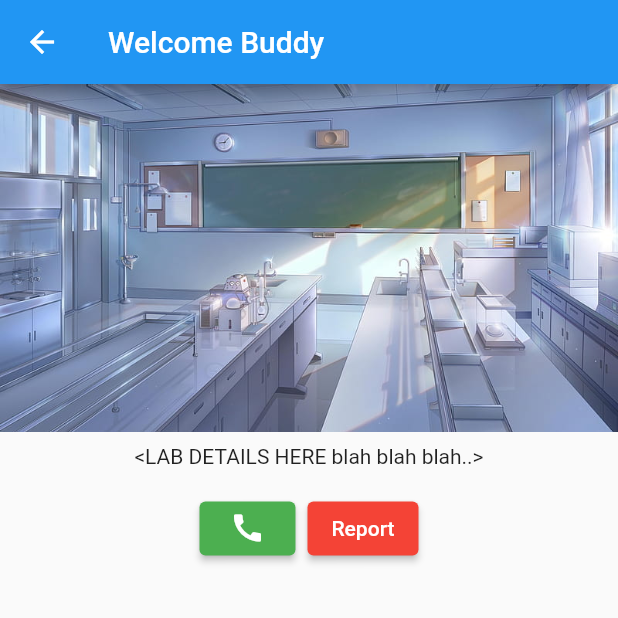
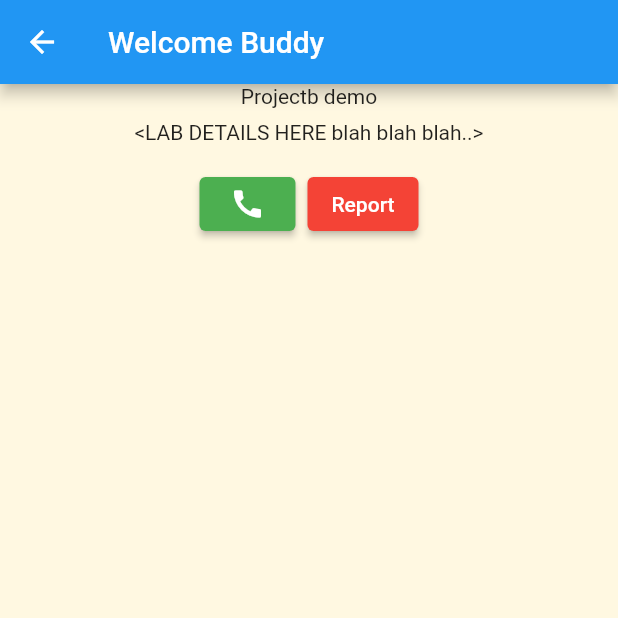
Before and after one commit to hajul-dhanish/Lab-Man, a Flutter app: the screen it shows after launch, after a tap on "The Lab Man", after a tap on "Microprocessor", on a phone screen of 412 x 824 dp, the top half of it. Run offline on Flutter 3.47's test engine with Material 2 defaults, Android fonts, the phone set to English and light mode, and no system bars.

Commit message:
Update main.dart

```diff
--- a/lib/main.dart
+++ b/lib/main.dart
@@ -1,10 +1,14 @@
-import 'dart:ui';
+// ignore_for_file: non_constant_identifier_names
 
 import 'package:flutter/material.dart';
 
-void main() => runApp(MyApp());
+String Component = "Projectb demo";
+void main() => runApp(const MyApp());
 
 // GV
+// String ?CustomIcon;
+
+// String CustomIcon? avail : notAvail;
 
 Icon avail = const Icon(
   Icons.done,
@@ -14,6 +18,7 @@ Icon notAvail = const Icon(
   Icons.not_interested,
   color: Colors.red,
 );
+//
 String AppTitle = "Lab Man";
 Widget Div = const SizedBox(
   height: 8,
@@ -27,11 +32,28 @@ class MyApp extends StatefulWidget {
   State<MyApp> createState() => _MyAppState();
 }
 
+bool Exxpansion = false;
+//
+Icon Custom = avail;
+
+//
 class _MyAppState extends State<MyApp> {
+  void CustomSlip() {
+    if (Custom == notAvail) {
+      setState(() {
+       bool Exxpansion = true;
+      });
+//
+    } else{bool Exxpansion = false;}
+  }
+
   @override
   Widget build(BuildContext context) {
     return MaterialApp(
-        title: AppTitle, debugShowCheckedModeBanner: false, home: HomeScreen());
+        theme: ThemeData(scaffoldBackgroundColor: Colors.amber[50]),
+        title: AppTitle,
+        debugShowCheckedModeBanner: false,
+        home: HomeScreen());
   }
 }
 
@@ -47,15 +69,17 @@ class _HomeScreenState extends State<HomeScreen> {
   Widget build(BuildContext context) {
     return Scaffold(
       appBar: AppBar(
+        backgroundColor: Colors.amber[100],
         title: Text(AppTitle),
       ),
       body: SingleChildScrollView(
         child: Column(
           children: [
-            const ExpansionTile(
-              title: Text("The Lab Man"),
-              subtitle: Text("Sample UI for First Review"),
-              children: [Text("Hi Maple")],
+            ExpansionTile(
+              leading: CircleAvatar(child: Image.asset("assets/dp.jpg")),
+              title: const Text("The Lab Man"),
+              subtitle: const Text("Sample UI for First Review"),
+              children: const [Text("Hi Maple")],
             ),
             Div,
             const Text("Available Labs",
@@ -64,44 +88,74 @@ class _HomeScreenState extends State<HomeScreen> {
                   // decoration: TextDecoration.underline,
                 )),
             CustomCard(
+                contact: "950040541",
                 content: 'Mrs. Mai Senpai',
                 time: "9:00 - 12:00",
-                icont: avail,
+                icont: Custom,
                 image: 'assets/lab1.jpg',
                 labName: 'Microprocessor'),
-            CustomCard(
-                content: 'Mrs. Mikaro Senpai',
-                time: "10:00 - 13:30",
-                icont: notAvail,
-                image: 'assets/lab2.jpg',
-                labName: 'MicroController'),
-            CustomCard(
-                content: 'Mr. onnicha Senpai',
-                time: "13:30 - 14:00",
-                icont: avail,
-                image: 'assets/lab3.png',
-                labName: 'Electronics'),
-            CustomCard(
-                content: 'Mrs. Mai Senpai',
-                time: "10:00 - 13:00",
-                icont: avail,
-                image: 'assets/lab1.jpg',
-                labName: 'Digital Communication'),
+            // CustomCard(
+            //     content: 'Mrs. Mikaro Senpai',
+            //     time: "10:00 - 13:30",
+            //     icont: notAvail,
+            //     image: 'assets/lab2.jpg',
+            //     labName: 'MicroController'),
+            // CustomCard(
+            //     content: 'Mr. onnicha Senpai',
+            //     time: "13:30 - 14:00",
+            //     icont: avail,
+            //     image: 'assets/lab3.png',
+            //     labName: 'Electronics'),
+            // CustomCard(
+            //     content: 'Mrs. Mai Senpai',
+            //     time: "10:00 - 13:00",
+            //     icont: avail,
+            //     image: 'assets/lab1.jpg',
+            //     labName: 'Digital Communication'),
+            // CustomCard(
+            //     content: 'Mrs. Miko Senpai',
+            //     time: "13:00 - 16:00",
+            //     icont: notAvail,
+            //     image: 'assets/lab3.jpg',
+            //     labName: 'Wireless'),
+            // CustomCard(
+            //     content: 'Mr. nadyome Hoki Senpai',
+            //     time: "9:30 - 11:00",
+            //     icont: notAvail,
+            //     image: 'assets/lab2.jpg',
+            //     labName: 'Networking'),
           ],
         ),
       ),
     );
   }
 
+//
   Widget CustomCard({
     required String labName,
     required String image,
     required Icon icont,
     required String content,
     required String time,
+    required String contact,
   }) {
-    return Card(
-      child: ListTile(
+    return ExpansionTile(
+      children: [
+        Exxpansion
+            ? Row(
+                mainAxisAlignment: MainAxisAlignment.center,
+                children: [
+                  ElevatedButton(
+                      onPressed: () {}, child: const Icon(Icons.call)),
+                  Div,
+                  ElevatedButton(
+                      onPressed: () {}, child: const Icon(Icons.mail)),
+                ],
+              )
+            : const Text("Enjoy your lab"),
+      ],
+      // color: Colors.amber[100],
+      title: ListTile(
         onTap: () {
           setState(() {
             Navigator.push(
@@ -146,10 +200,10 @@ class _HomeScreenState extends State<HomeScreen> {
           style: const TextStyle(fontWeight: FontWeight.w600),
         ),
       ),
-      margin: const EdgeInsets.all(20),
-      shape: OutlineInputBorder(
-          borderRadius: BorderRadius.circular(10),
-          borderSide: const BorderSide(color: Colors.green, width: 1)),
+      // margin: const EdgeInsets.all(20),
+      // shape: OutlineInputBorder(
+      //     borderRadius: BorderRadius.circular(10),
+      //     borderSide: const BorderSide(color: Colors.green, width: 1)),
     );
   }
 }
@@ -174,7 +228,8 @@ class _InnerLabsState extends State<InnerLabs> {
               mainAxisAlignment: MainAxisAlignment.center,
               crossAxisAlignment: CrossAxisAlignment.center,
               children: [
-                Image.asset("assets/lab2.jpg"),
+                //
+                Text(Component),
                 Div,
                 const Text("<LAB DETAILS HERE blah blah blah..>"),
                 Div,
```
